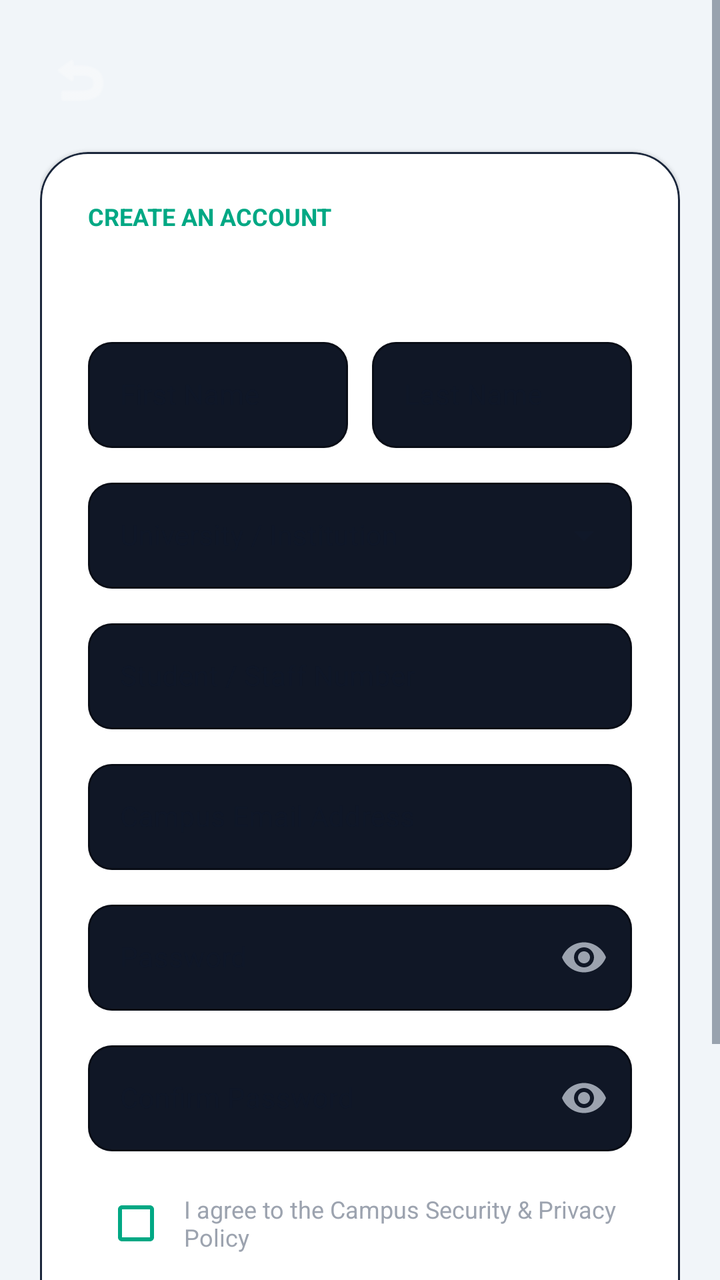
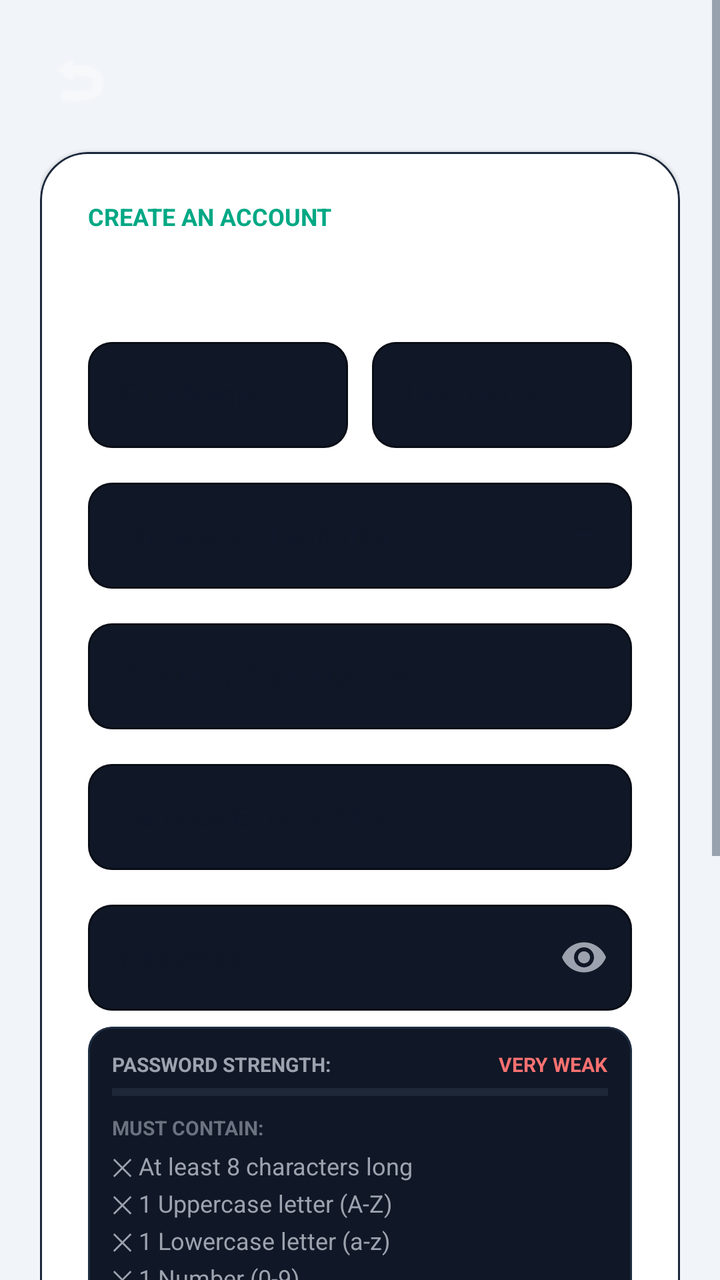

Screens rendered from an Android XML layout before and after an edit, with the pre-edit source and the edit as a unified diff.
<!-- AndroidManifest.xml: application theme Theme.CampusFindApp -->
<!-- res/layout/fragment_register.xml -->
<?xml version="1.0" encoding="utf-8"?>
<layout xmlns:android="http://schemas.android.com/apk/res/android"
    xmlns:app="http://schemas.android.com/apk/res-auto">

    <ScrollView
        android:layout_width="match_parent"
        android:layout_height="match_parent"
        android:background="@color/color_background"
        android:fillViewport="true">

        <androidx.constraintlayout.widget.ConstraintLayout
            android:layout_width="match_parent"
            android:layout_height="wrap_content"
            android:padding="20dp">

            
            <ImageButton
                android:id="@+id/btn_back_reg"
                android:layout_width="40dp"
                android:layout_height="40dp"
                android:background="?attr/selectableItemBackgroundBorderless"
                android:contentDescription="@string/get_started"
                android:src="@android:drawable/ic_menu_revert"
                app:layout_constraintStart_toStartOf="parent"
                app:layout_constraintTop_toTopOf="parent"
                app:tint="#F9FAFB" />

            
            <com.google.android.material.card.MaterialCardView
                android:layout_width="match_parent"
                android:layout_height="wrap_content"
                android:layout_marginTop="16dp"
                app:cardBackgroundColor="@color/color_surface"
                app:cardCornerRadius="24dp"
                app:layout_constraintTop_toBottomOf="@id/btn_back_reg"
                app:strokeColor="#1A263B"
                app:strokeWidth="1dp">

                <LinearLayout
                    android:layout_width="match_parent"
                    android:layout_height="wrap_content"
                    android:orientation="vertical"
                    android:padding="24dp">

                    <TextView
                        android:layout_width="wrap_content"
                        android:layout_height="wrap_content"
                        android:text="@string/register_title"
                        android:textColor="#00A884"
                        android:textSize="12sp"
                        android:textStyle="bold" />

                    <TextView
                        android:layout_width="wrap_content"
                        android:layout_height="wrap_content"
                        android:layout_marginTop="4dp"
                        android:text="@string/register_subtitle"
                        android:textColor="#FFFFFF"
                        android:textSize="22sp"
                        android:textStyle="bold" />

                    
                    <LinearLayout
                        android:layout_width="match_parent"
                        android:layout_height="wrap_content"
                        android:layout_marginTop="16dp"
                        android:orientation="horizontal">

                        <com.google.android.material.textfield.TextInputLayout
                            style="@style/Widget.MaterialComponents.TextInputLayout.OutlinedBox"
                            android:layout_width="0dp"
                            android:layout_height="wrap_content"
                            android:layout_marginEnd="6dp"
                            android:layout_weight="1"
                            android:hint="@string/first_name"
                            app:boxBackgroundColor="#101726"
                            app:boxCornerRadiusBottomEnd="12dp"
                            app:boxCornerRadiusBottomStart="12dp"
                            app:boxCornerRadiusTopEnd="12dp"
                            app:boxCornerRadiusTopStart="12dp"
                            app:boxStrokeColor="#1F2D42"
                            app:hintTextColor="#6B7280">

                            <com.google.android.material.textfield.TextInputEditText
                                android:id="@+id/et_first_name"
                                android:layout_width="match_parent"
                                android:layout_height="wrap_content"
                                android:textColor="#F9FAFB"
                                android:textSize="14sp" />
                        </com.google.android.material.textfield.TextInputLayout>

                        <com.google.android.material.textfield.TextInputLayout
                            style="@style/Widget.MaterialComponents.TextInputLayout.OutlinedBox"
                            android:layout_width="0dp"
                            android:layout_height="wrap_content"
                            android:layout_marginStart="6dp"
                            android:layout_weight="1"
                            android:hint="@string/last_name"
                            app:boxBackgroundColor="#101726"
                            app:boxCornerRadiusBottomEnd="12dp"
                            app:boxCornerRadiusBottomStart="12dp"
                            app:boxCornerRadiusTopEnd="12dp"
                            app:boxCornerRadiusTopStart="12dp"
                            app:boxStrokeColor="#1F2D42"
                            app:hintTextColor="#6B7280">

                            <com.google.android.material.textfield.TextInputEditText
                                android:id="@+id/et_last_name"
                                android:layout_width="match_parent"
                                android:layout_height="wrap_content"
                                android:textColor="#F9FAFB"
                                android:textSize="14sp" />
                        </com.google.android.material.textfield.TextInputLayout>
                    </LinearLayout>

                    
                    <com.google.android.material.textfield.TextInputLayout
                        style="@style/Widget.MaterialComponents.TextInputLayout.OutlinedBox.ExposedDropdownMenu"
                        android:layout_width="match_parent"
                        android:layout_height="wrap_content"
                        android:layout_marginTop="12dp"
                        android:hint="@string/institution"
                        app:boxBackgroundColor="#101726"
                        app:boxCornerRadiusBottomEnd="12dp"
                        app:boxCornerRadiusBottomStart="12dp"
                        app:boxCornerRadiusTopEnd="12dp"
                        app:boxCornerRadiusTopStart="12dp"
                        app:boxStrokeColor="#1F2D42"
                        app:hintTextColor="#6B7280">

                        <AutoCompleteTextView
                            android:id="@+id/actv_institution"
                            android:layout_width="match_parent"
                            android:layout_height="wrap_content"
                            android:inputType="none"
                            android:textColor="#F9FAFB"
                            android:textSize="14sp" />
                    </com.google.android.material.textfield.TextInputLayout>

                    
                    <com.google.android.material.textfield.TextInputLayout
                        style="@style/Widget.MaterialComponents.TextInputLayout.OutlinedBox"
                        android:layout_width="match_parent"
                        android:layout_height="wrap_content"
                        android:layout_marginTop="12dp"
                        android:hint="@string/student_number"
                        app:boxBackgroundColor="#101726"
                        app:boxCornerRadiusBottomEnd="12dp"
                        app:boxCornerRadiusBottomStart="12dp"
                        app:boxCornerRadiusTopEnd="12dp"
                        app:boxCornerRadiusTopStart="12dp"
                        app:boxStrokeColor="#1F2D42"
                        app:hintTextColor="#6B7280">

                        <com.google.android.material.textfield.TextInputEditText
                            android:id="@+id/et_student_number"
                            android:layout_width="match_parent"
                            android:layout_height="wrap_content"
                            android:textColor="#F9FAFB"
                            android:textSize="14sp" />
                    </com.google.android.material.textfield.TextInputLayout>

                    
                    <com.google.android.material.textfield.TextInputLayout
                        style="@style/Widget.MaterialComponents.TextInputLayout.OutlinedBox"
                        android:layout_width="match_parent"
                        android:layout_height="wrap_content"
                        android:layout_marginTop="12dp"
                        android:hint="@string/email_hint"
                        app:boxBackgroundColor="#101726"
                        app:boxCornerRadiusBottomEnd="12dp"
                        app:boxCornerRadiusBottomStart="12dp"
                        app:boxCornerRadiusTopEnd="12dp"
                        app:boxCornerRadiusTopStart="12dp"
                        app:boxStrokeColor="#1F2D42"
                        app:hintTextColor="#6B7280">

                        <com.google.android.material.textfield.TextInputEditText
                            android:id="@+id/et_email_reg"
                            android:layout_width="match_parent"
                            android:layout_height="wrap_content"
                            android:inputType="textEmailAddress"
                            android:textColor="#F9FAFB"
                            android:textSize="14sp" />
                    </com.google.android.material.textfield.TextInputLayout>

                    
                    <com.google.android.material.textfield.TextInputLayout
                        style="@style/Widget.MaterialComponents.TextInputLayout.OutlinedBox"
                        android:layout_width="match_parent"
                        android:layout_height="wrap_content"
                        android:layout_marginTop="12dp"
                        android:hint="@string/password_hint"
                        app:boxBackgroundColor="#101726"
                        app:boxCornerRadiusBottomEnd="12dp"
                        app:boxCornerRadiusBottomStart="12dp"
                        app:boxCornerRadiusTopEnd="12dp"
                        app:boxCornerRadiusTopStart="12dp"
                        app:boxStrokeColor="#1F2D42"
                        app:hintTextColor="#6B7280"
                        app:passwordToggleEnabled="true"
                        app:passwordToggleTint="#9CA3AF">

                        <com.google.android.material.textfield.TextInputEditText
                            android:id="@+id/et_password_reg"
                            android:layout_width="match_parent"
                            android:layout_height="wrap_content"
                            android:inputType="textPassword"
                            android:textColor="#F9FAFB"
                            android:textSize="14sp" />
                    </com.google.android.material.textfield.TextInputLayout>

                    
                    <com.google.android.material.textfield.TextInputLayout
                        style="@style/Widget.MaterialComponents.TextInputLayout.OutlinedBox"
                        android:layout_width="match_parent"
                        android:layout_height="wrap_content"
                        android:layout_marginTop="12dp"
                        android:hint="@string/confirm_password"
                        app:boxBackgroundColor="#101726"
                        app:boxCornerRadiusBottomEnd="12dp"
                        app:boxCornerRadiusBottomStart="12dp"
                        app:boxCornerRadiusTopEnd="12dp"
                        app:boxCornerRadiusTopStart="12dp"
                        app:boxStrokeColor="#1F2D42"
                        app:hintTextColor="#6B7280"
                        app:passwordToggleEnabled="true"
                        app:passwordToggleTint="#9CA3AF">

                        <com.google.android.material.textfield.TextInputEditText
                            android:id="@+id/et_confirm_password"
                            android:layout_width="match_parent"
                            android:layout_height="wrap_content"
                            android:inputType="textPassword"
                            android:textColor="#F9FAFB"
                            android:textSize="14sp" />
                    </com.google.android.material.textfield.TextInputLayout>

                    
                    <LinearLayout
                        android:layout_width="match_parent"
                        android:layout_height="wrap_content"
                        android:layout_marginTop="12dp"
                        android:gravity="center_vertical"
                        android:orientation="horizontal">

                        <CheckBox
                            android:id="@+id/cb_terms"
                            android:layout_width="wrap_content"
                            android:layout_height="wrap_content"
                            app:buttonTint="#00A884" />

                        <TextView
                            android:layout_width="wrap_content"
                            android:layout_height="wrap_content"
                            android:text="@string/terms_checkbox"
                            android:textColor="#9CA3AF"
                            android:textSize="12sp" />
                    </LinearLayout>

                    
                    <com.google.android.material.button.MaterialButton
                        android:id="@+id/btn_submit_register"
                        android:layout_width="match_parent"
                        android:layout_height="54dp"
                        android:layout_marginTop="16dp"
                        android:text="@string/register_btn"
                        android:textColor="#FFFFFF"
                        android:textSize="15sp"
                        android:textStyle="bold"
                        app:backgroundTint="#00A884"
                        app:cornerRadius="14dp" />

                    
                    <LinearLayout
                        android:layout_width="wrap_content"
                        android:layout_height="wrap_content"
                        android:layout_gravity="center_horizontal"
                        android:layout_marginTop="16dp"
                        android:orientation="horizontal">

                        <TextView
                            android:layout_width="wrap_content"
                            android:layout_height="wrap_content"
                            android:text="@string/already_account"
                            android:textColor="#9CA3AF"
                            android:textSize="14sp" />

                        <TextView
                            android:id="@+id/tv_login_prompt"
                            android:layout_width="wrap_content"
                            android:layout_height="wrap_content"
                            android:text="@string/log_in"
                            android:textColor="#00A884"
                            android:textSize="14sp"
                            android:textStyle="bold" />
                    </LinearLayout>

                </LinearLayout>
            </com.google.android.material.card.MaterialCardView>

        </androidx.constraintlayout.widget.ConstraintLayout>
    </ScrollView>
</layout>
<!-- resources referenced by this layout -->
<resources>
  <color name="color_background">#F1F5F9</color>
  <color name="color_surface">#FFFFFF</color>
  <string name="already_account">Already have an account? </string>
  <string name="confirm_password">Confirm Password</string>
  <string name="email_hint">Campus Email Address</string>
  <string name="first_name">First Name</string>
  <string name="get_started">Get Started</string>
  <string name="institution">University / Institution</string>
  <string name="last_name">Last Name</string>
  <string name="log_in">Log In</string>
  <string name="password_hint">Password</string>
  <string name="register_btn">Create Account</string>
  <string name="register_subtitle">Join CampusFind</string>
  <string name="register_title">CREATE AN ACCOUNT</string>
  <string name="student_number">Student / Staff Number</string>
  <string name="terms_checkbox">I agree to the Campus Security &amp; Privacy Policy</string>
  <style name="Theme.CampusFindApp" parent="Base.Theme.CampusFindApp" />
  <style name="Base.Theme.CampusFindApp" parent="Theme.MaterialComponents.DayNight.NoActionBar">
          <item name="colorPrimary">@color/teal_accent</item>
          <item name="colorPrimaryVariant">@color/teal_primary</item>
          <item name="colorOnPrimary">@color/deep_navy</item>
  
          <item name="colorSecondary">@color/accent_purple</item>
          <item name="colorSecondaryVariant">@color/accent_purple</item>
          <item name="colorOnSecondary">@color/white</item>
  
          <item name="colorSurface">@color/color_surface</item>
          <item name="colorOnSurface">@color/text_primary</item>
  
          <item name="android:colorBackground">@color/color_background</item>
          <item name="colorOnBackground">@color/text_primary</item>
  
          <item name="android:statusBarColor">@color/color_background</item>
          <item name="android:windowBackground">@color/color_background</item>
  
          <item name="android:textColor">@color/text_primary</item>
          <item name="android:textColorPrimary">@color/text_primary</item>
          <item name="android:textColorSecondary">@color/text_secondary</item>
          <item name="android:textColorHint">@color/text_hint</item>
      </style>
  <color name="teal_accent">#00A884</color>
  <color name="teal_primary">#2D7D71</color>
  <color name="deep_navy">#E2E8F0</color>
  <color name="accent_purple">#4F46E5</color>
  <color name="white">#FFFFFFFF</color>
  <color name="text_primary">#0F172A</color>
  <color name="text_secondary">#475569</color>
  <color name="text_hint">#94A3B8</color>
</resources>

<!-- the commit's change to res/layout/fragment_register.xml (unified diff, before → after) -->
@@ -211,6 +211,117 @@
                     </com.google.android.material.textfield.TextInputLayout>
 
                     
+                    <com.google.android.material.card.MaterialCardView
+                        android:id="@+id/card_password_requirements"
+                        android:layout_width="match_parent"
+                        android:layout_height="wrap_content"
+                        android:layout_marginTop="8dp"
+                        app:cardBackgroundColor="#101726"
+                        app:cardCornerRadius="12dp"
+                        app:cardElevation="0dp"
+                        app:strokeColor="#1F2D42"
+                        app:strokeWidth="1dp">
+
+                        <LinearLayout
+                            android:layout_width="match_parent"
+                            android:layout_height="wrap_content"
+                            android:orientation="vertical"
+                            android:padding="12dp">
+
+                            
+                            <RelativeLayout
+                                android:layout_width="match_parent"
+                                android:layout_height="wrap_content">
+
+                                <TextView
+                                    android:id="@+id/tv_password_strength_title"
+                                    android:layout_width="wrap_content"
+                                    android:layout_height="wrap_content"
+                                    android:text="PASSWORD STRENGTH:"
+                                    android:textColor="#9CA3AF"
+                                    android:textSize="10sp"
+                                    android:textStyle="bold" />
+
+                                <TextView
+                                    android:id="@+id/tv_password_strength_badge"
+                                    android:layout_width="wrap_content"
+                                    android:layout_height="wrap_content"
+                                    android:layout_alignParentEnd="true"
+                                    android:text="VERY WEAK"
+                                    android:textColor="#F87171"
+                                    android:textSize="10sp"
+                                    android:textStyle="bold" />
+                            </RelativeLayout>
+
+                            <ProgressBar
+                                android:id="@+id/pb_password_strength"
+                                style="@style/Widget.AppCompat.ProgressBar.Horizontal"
+                                android:layout_width="match_parent"
+                                android:layout_height="6dp"
+                                android:layout_marginTop="4dp"
+                                android:max="5"
+                                android:progress="0"
+                                android:progressTint="#F87171" />
+
+                            
+                            <TextView
+                                android:layout_width="wrap_content"
+                                android:layout_height="wrap_content"
+                                android:layout_marginTop="8dp"
+                                android:text="MUST CONTAIN:"
+                                android:textColor="#6B7280"
+                                android:textSize="10sp"
+                                android:textStyle="bold" />
+
+                            <TextView
+                                android:id="@+id/tv_req_min_length"
+                                android:layout_width="wrap_content"
+                                android:layout_height="wrap_content"
+                                android:layout_marginTop="4dp"
+                                android:text="✕ At least 8 characters long"
+                                android:textColor="#9CA3AF"
+                                android:textSize="12sp" />
+
+                            <TextView
+                                android:id="@+id/tv_req_uppercase"
+                                android:layout_width="wrap_content"
+                                android:layout_height="wrap_content"
+                                android:layout_marginTop="2dp"
+                                android:text="✕ 1 Uppercase letter (A-Z)"
+                                android:textColor="#9CA3AF"
+                                android:textSize="12sp" />
+
+                            <TextView
+                                android:id="@+id/tv_req_lowercase"
+                                android:layout_width="wrap_content"
+                                android:layout_height="wrap_content"
+                                android:layout_marginTop="2dp"
+                                android:text="✕ 1 Lowercase letter (a-z)"
+                                android:textColor="#9CA3AF"
+                                android:textSize="12sp" />
+
+                            <TextView
+                                android:id="@+id/tv_req_digit"
+                                android:layout_width="wrap_content"
+                                android:layout_height="wrap_content"
+                                android:layout_marginTop="2dp"
+                                android:text="✕ 1 Number (0-9)"
+                                android:textColor="#9CA3AF"
+                                android:textSize="12sp" />
+
+                            <TextView
+                                android:id="@+id/tv_req_special"
+                                android:layout_width="wrap_content"
+                                android:layout_height="wrap_content"
+                                android:layout_marginTop="2dp"
+                                android:text="✕ 1 Special character (!@#$%^&amp;*)"
+                                android:textColor="#9CA3AF"
+                                android:textSize="12sp" />
+
+                        </LinearLayout>
+                    </com.google.android.material.card.MaterialCardView>
+
+                    
                     <com.google.android.material.textfield.TextInputLayout
                         style="@style/Widget.MaterialComponents.TextInputLayout.OutlinedBox"
                         android:layout_width="match_parent"
